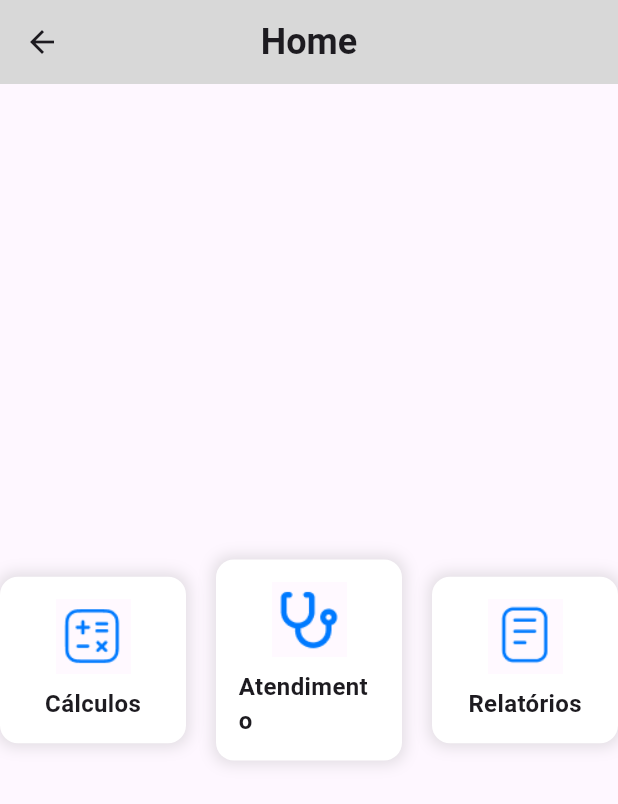
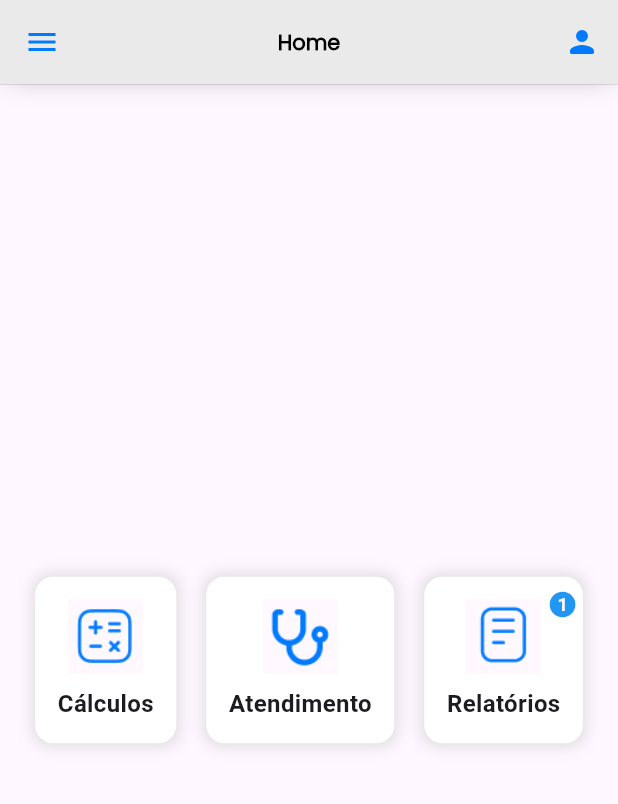
Before and after one commit to NutriClin/nutriclin, a Flutter app: the screen it shows after launch, after a tap on "Entrar", on a phone screen of 412 x 824 dp. Shown: the top 804 px of the screen. Run offline on Flutter 3.47's test engine with Material 3 defaults, Android fonts, the phone set to English and light mode, and no system bars; our stand-ins replace firebase_core, flutter_svg; accounts and stored records are empty.

Commit message:
feat: header

```diff
--- /dev/null
+++ b/nutri_app/lib/components/custom_appbar.dart
@@ -0,0 +1,56 @@
+import 'package:flutter/material.dart';
+
+class CustomAppBar extends StatelessWidget implements PreferredSizeWidget {
+  final String title;
+  const CustomAppBar({super.key, required this.title});
+
+  @override
+  Widget build(BuildContext context) {
+    return AppBar(
+      title: Text(
+        title,
+        style: const TextStyle(
+          color: Colors.black,
+          fontSize: 14,
+          fontWeight: FontWeight.bold,
+          fontFamily: 'Poppins',
+        ),
+      ),
+      centerTitle: true,
+      backgroundColor: const Color(0xFFEAEAEA),
+      elevation: 0,
+      leading: IconButton(
+        icon: const Icon(Icons.menu_sharp, color: Color(0xFF007AFF)),
+        onPressed: () {},
+      ),
+      actions: [
+        IconButton(
+          icon: const Icon(Icons.person_rounded, color: Color(0xFF007AFF)),
+          onPressed: () {},
+        ),
+      ],
+      flexibleSpace: Container(
+        decoration: BoxDecoration(
+          color: const Color(0xFFEAEAEA),
+          boxShadow: [
+            BoxShadow(
+              color: Colors.black.withOpacity(0.15),
+              offset: const Offset(0, 0.5),
+              blurRadius: 0,
+            ),
+            BoxShadow(
+              color: Colors.black.withOpacity(0.3),
+              offset: const Offset(0, 0),
+              blurRadius:
+                  15,
+              spreadRadius: -5,
+            ),
+          ],
+        ),
+      ),
+    );
+  }
+
+  @override
+  Size get preferredSize => const Size.fromHeight(kToolbarHeight);
+}
--- a/nutri_app/lib/components/custom_input.dart
+++ b/nutri_app/lib/components/custom_input.dart
@@ -41,20 +41,17 @@ class CustomInput extends StatelessWidget {
                 color: Colors.white,
                 borderRadius: BorderRadius.circular(8),
                 boxShadow: [
-                  // Primeira sombra conforme a imagem, corrigida para baixo
                   BoxShadow(
-                    color: Colors.black.withOpacity(0.2), // 30% de opacidade
-                    offset: const Offset(0,
-                        2), // Aumentado para Y: 2 para mover a sombra mais para baixo
-                    blurRadius: 2.5, // Blur de 2.5
-                    spreadRadius: 0, // Sem spread
+                    color: Colors.black.withOpacity(0.2),
+                    offset: const Offset(0, 2),
+                    blurRadius: 2.5,
+                    spreadRadius: 0,
                   ),
-                  // Segunda sombra adicional conforme solicitado
                   BoxShadow(
-                    color: Colors.black.withOpacity(0.2), // 5% de opacidade
-                    offset: Offset.zero, // Sem deslocamento
-                    blurRadius: 0.5, // Sem blur
-                    spreadRadius: 0.5, // Spread de 0.5
+                    color: Colors.black.withOpacity(0.2),
+                    offset: Offset.zero,
+                    blurRadius: 0.5,
+                    spreadRadius: 0.5,
                   ),
                 ],
               ),
--- a/nutri_app/lib/home.dart
+++ b/nutri_app/lib/home.dart
@@ -1,6 +1,6 @@
 import 'package:flutter/material.dart';
 import 'calculos.dart';
-
+import 'components/custom_appbar.dart';
 
 class HomePage extends StatelessWidget {
   const HomePage({super.key});
@@ -8,36 +8,55 @@ class HomePage extends StatelessWidget {
   @override
   Widget build(BuildContext context) {
     return Scaffold(
-      appBar: AppBar(
-        title: const Text(
-          'Home',
-          style: TextStyle(fontSize: 24, fontWeight: FontWeight.bold),
-        ),
-        centerTitle: true,
-        backgroundColor: const Color.fromARGB(255, 216, 216, 216),
+      appBar: const CustomAppBar(
+        title: 'Home',
       ),
       body: Center(
+        child: Padding(
+          padding: const EdgeInsets.symmetric(horizontal: 20),
           child: Row(
             mainAxisAlignment: MainAxisAlignment.center,
             children: [
-            Expanded(
-              child: _buildButton(context, 'Cálculos', 'assets/imagens/calculos.png', true),
+              _buildButton(
+                  context, 'Cálculos', 'assets/imagens/calculos.png', true),
+              const SizedBox(width: 20),
+              _buildButton(context, 'Atendimento',
+                  'assets/imagens/atendimentos.png', false),
+              const SizedBox(width: 20),
+              Stack(
+                children: [
+                  _buildButton(context, 'Relatórios',
+                      'assets/imagens/relatorios.png', false),
+                  Positioned(
+                    right: 5,
+                    top: 5,
+                    child: Container(
+                      padding: const EdgeInsets.all(5),
+                      decoration: BoxDecoration(
+                        color: Colors.blue,
+                        shape: BoxShape.circle,
                       ),
-            const SizedBox(width: 20),
-            Expanded(
-              child: _buildButton(context, 'Atendimento', 'assets/imagens/atendimentos.png', false),
+                      child: Text(
+                        '1',
+                        style: TextStyle(
+                          color: Colors.white,
+                          fontSize: 12,
+                          fontWeight: FontWeight.bold,
                         ),
-            const SizedBox(width: 20),
-            Expanded(
-              child: _buildButton(context, 'Relatórios', 'assets/imagens/relatorios.png', false),
+                      ),
+                    ),
                   ),
                 ],
+              ),
+            ],
+          ),
         ),
       ),
     );
   }
 
-  Widget _buildButton(BuildContext context, String text, String imagePath, bool isClickable) {
+  Widget _buildButton(
+      BuildContext context, String text, String imagePath, bool isClickable) {
     return GestureDetector(
       onTap: isClickable
           ? () {
```
Lines whose indentation alone changed are shown as unchanged.
